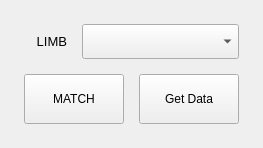
Qt form ui/boilerdata/main.ui (ElioMolinaroo/match_IK_FK) before a commit.
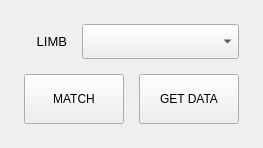
The same form after that commit.

Commit message: feature- Slightly modified UI

Diff of the .ui file:
```diff
--- a/ui/boilerdata/main.ui
+++ b/ui/boilerdata/main.ui
@@ -91,7 +91,7 @@
          </size>
         </property>
         <property name="text">
-         <string>Get Data</string>
+         <string>GET DATA</string>
         </property>
        </widget>
       </item>
```
The commit also changes 3 other files.
